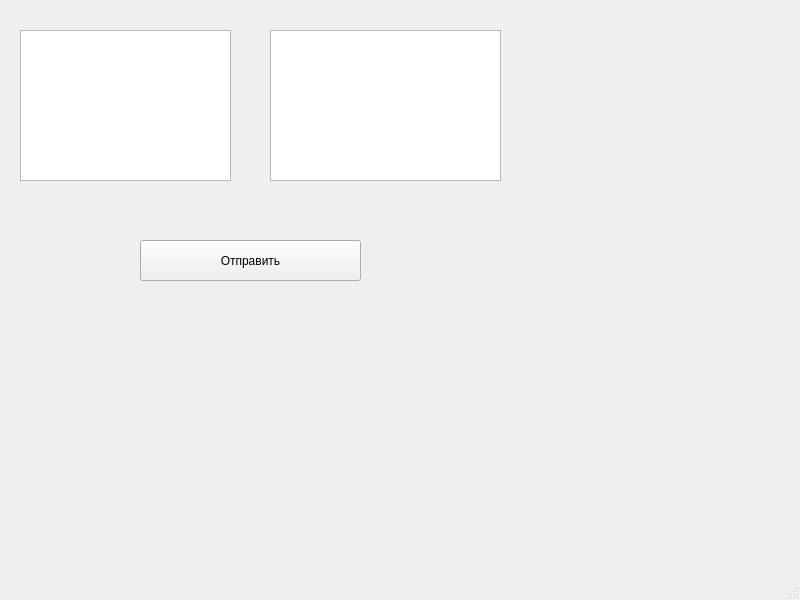
Old version of the form mainwindow.ui in the repository avolkov00/TestEditor.
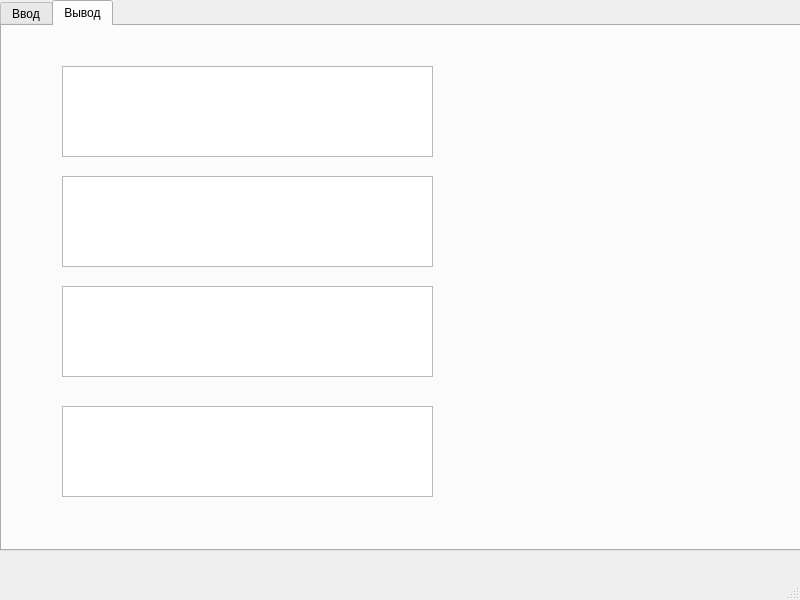
New version of the form. The open tabs and pages were chosen to show the change.

What changed in the file:
```diff
--- a/mainwindow.ui
+++ b/mainwindow.ui
@@ -14,11 +14,27 @@
    <string>MainWindow</string>
   </property>
   <widget class="QWidget" name="centralwidget">
+   <widget class="QTabWidget" name="tabWidget">
+    <property name="geometry">
+     <rect>
+      <x>0</x>
+      <y>0</y>
+      <width>801</width>
+      <height>551</height>
+     </rect>
+    </property>
+    <property name="currentIndex">
+     <number>0</number>
+    </property>
+    <widget class="QWidget" name="tab">
+     <attribute name="title">
+      <string>Ввод</string>
+     </attribute>
    <widget class="QPushButton" name="pushButton">
     <property name="geometry">
      <rect>
-      <x>140</x>
-      <y>240</y>
+        <x>200</x>
+        <y>230</y>
       <width>221</width>
       <height>41</height>
      </rect>
@@ -30,22 +46,69 @@
    <widget class="QTextEdit" name="textEdit">
     <property name="geometry">
      <rect>
-      <x>20</x>
+        <x>90</x>
       <y>30</y>
-      <width>211</width>
-      <height>151</height>
+        <width>221</width>
+        <height>161</height>
      </rect>
     </property>
    </widget>
    <widget class="QTextEdit" name="textEdit_2">
     <property name="geometry">
      <rect>
-      <x>270</x>
+        <x>330</x>
       <y>30</y>
-      <width>231</width>
-      <height>151</height>
-     </rect>
-    </property>
+        <width>221</width>
+        <height>161</height>
+       </rect>
+      </property>
+     </widget>
+    </widget>
+    <widget class="QWidget" name="tab_2">
+     <attribute name="title">
+      <string>Вывод</string>
+     </attribute>
+     <widget class="QTextEdit" name="textEdit_3">
+      <property name="geometry">
+       <rect>
+        <x>60</x>
+        <y>40</y>
+        <width>371</width>
+        <height>91</height>
+       </rect>
+      </property>
+     </widget>
+     <widget class="QTextEdit" name="textEdit_4">
+      <property name="geometry">
+       <rect>
+        <x>60</x>
+        <y>150</y>
+        <width>371</width>
+        <height>91</height>
+       </rect>
+      </property>
+     </widget>
+     <widget class="QTextEdit" name="textEdit_5">
+      <property name="geometry">
+       <rect>
+        <x>60</x>
+        <y>260</y>
+        <width>371</width>
+        <height>91</height>
+       </rect>
+      </property>
+     </widget>
+     <widget class="QTextEdit" name="textEdit_6">
+      <property name="geometry">
+       <rect>
+        <x>60</x>
+        <y>380</y>
+        <width>371</width>
+        <height>91</height>
+       </rect>
+      </property>
+     </widget>
+    </widget>
    </widget>
   </widget>
   <widget class="QMenuBar" name="menubar">
```
Lines whose indentation alone changed are shown as unchanged.
